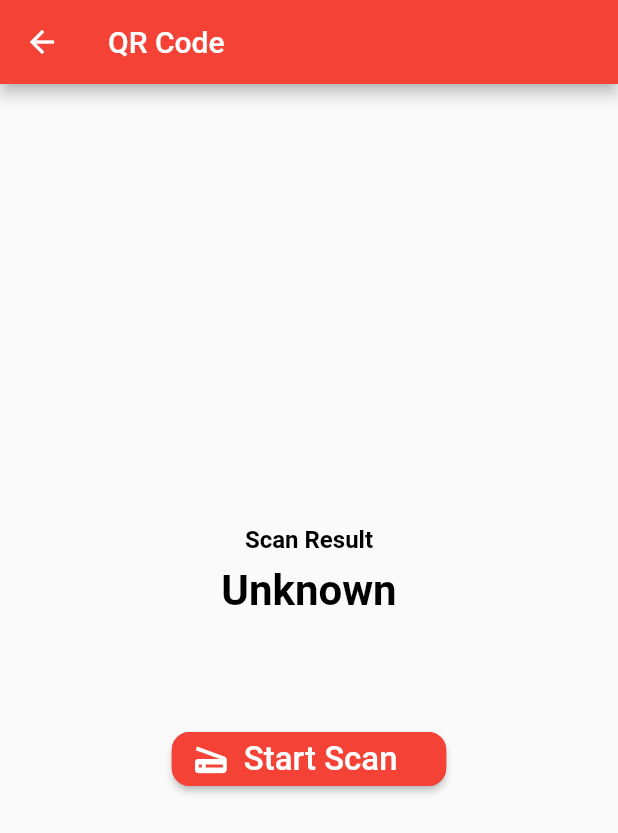
After one commit to Adib-Amine/flutter_app, a Flutter app: the QRScanPage screen opened directly, on a phone screen of 412 x 824 dp. The commit adds this screen. Shown: the top 833 px of the screen. Run offline on Flutter 3.47's test engine with Material 2 defaults, Android fonts, the phone set to English and light mode, and no system bars; our stand-ins replace barcode_widget, image_cropper, image_picker; missing offline and left inert: firebase_ml_vision, flutter_barcode_scanner; accounts and stored records are empty.

Commit message:
add qr code create/scan

```diff
--- /dev/null
+++ b/lib/pages/qrcode_scan.page.dart
@@ -0,0 +1,83 @@
+import 'package:flutter/material.dart';
+import 'package:flutter_barcode_scanner/flutter_barcode_scanner.dart';
+import 'package:flutter/services.dart';
+import 'dart:async';
+
+
+class QRScanPage extends StatefulWidget {
+  @override
+  State<StatefulWidget> createState() => _QRScanPageState();
+}
+
+class _QRScanPageState extends State<QRScanPage> {
+  String qrCode = 'Unknown';
+
+  @override
+  Widget build(BuildContext context) => Scaffold(
+    appBar: AppBar(
+      title: Text("QR Code"),
+    ),
+    body: Center(
+      child: Column(
+        mainAxisAlignment: MainAxisAlignment.center,
+        children: <Widget>[
+          Text(
+            'Scan Result',
+            style: TextStyle(
+              fontSize: 16,
+              color: Colors.black,
+              fontWeight: FontWeight.bold,
+            ),
+          ),
+          SizedBox(height: 8),
+          Text(
+            '$qrCode',
+            style: TextStyle(
+              fontSize: 28,
+              fontWeight: FontWeight.bold,
+              color: Colors.black,
+            ),
+          ),
+          SizedBox(height: 72),
+          ElevatedButton.icon(
+              icon: Icon(
+                Icons.scanner,
+                color: Colors.white,
+                size: 28.0,
+              ),
+              label: Text('Start Scan   ',style: TextStyle(fontSize: 22,color: Colors.white),),
+              style: ButtonStyle(
+                backgroundColor: MaterialStateProperty.all<Color>(Colors.red),
+                shape: MaterialStateProperty.all<RoundedRectangleBorder>(
+                    RoundedRectangleBorder(
+                        borderRadius: BorderRadius.circular(12.0),
+                        side: BorderSide(color: Colors.red)
+                    )
+                ),
+              ),
+              onPressed:  () => scanQRCode(),
+          )
+        ],
+      ),
+    ),
+  );
+
+  Future<void> scanQRCode() async {
+    try {
+      final qrCode = await FlutterBarcodeScanner.scanBarcode(
+        '#ff1a1a ',
+        'Cancel',
+        true,
+        ScanMode.QR,
+      );
+
+      if (!mounted) return;
+
+      setState(() {
+        this.qrCode = qrCode;
+      });
+    } on PlatformException {
+      qrCode = 'Failed to get platform version.';
+    }
+  }
+}
--- a/pubspec.yaml
+++ b/pubspec.yaml
@@ -28,8 +28,12 @@ dependencies:
   http:
   intl:
   image_cropper:
-  barcode_scan: any
+  #  barcode_scan: any
   firebase_core: "^0.7.0"
+  # scan QR Code
+  flutter_barcode_scanner: ^1.0.1
+  # create QR Code
+  barcode_widget: ^1.5.0
 
 
   # The following adds the Cupertino Icons font to your application.
```
Also changed, not shown: lib/pages/qrcode.page.dart (+55 -39 lines), lib/pages/qrcode_create.page.dart (added, +69 -0 lines), lib/widgets/drawer.widget.dart (+1 -18 lines), pubspec.lock.
